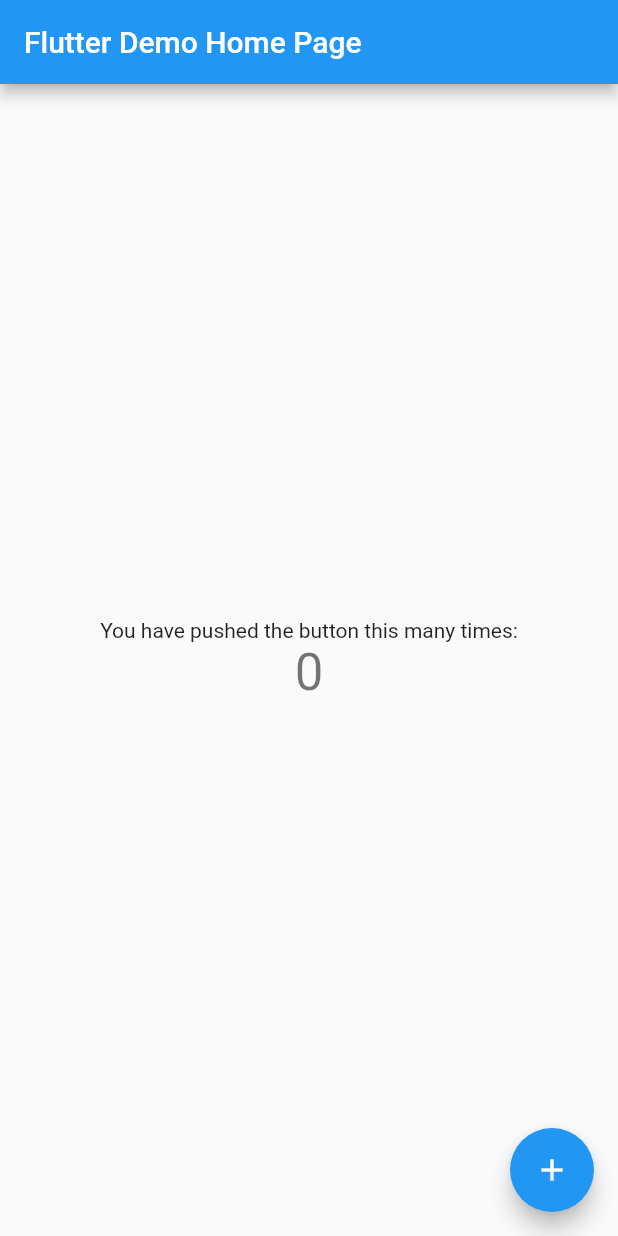
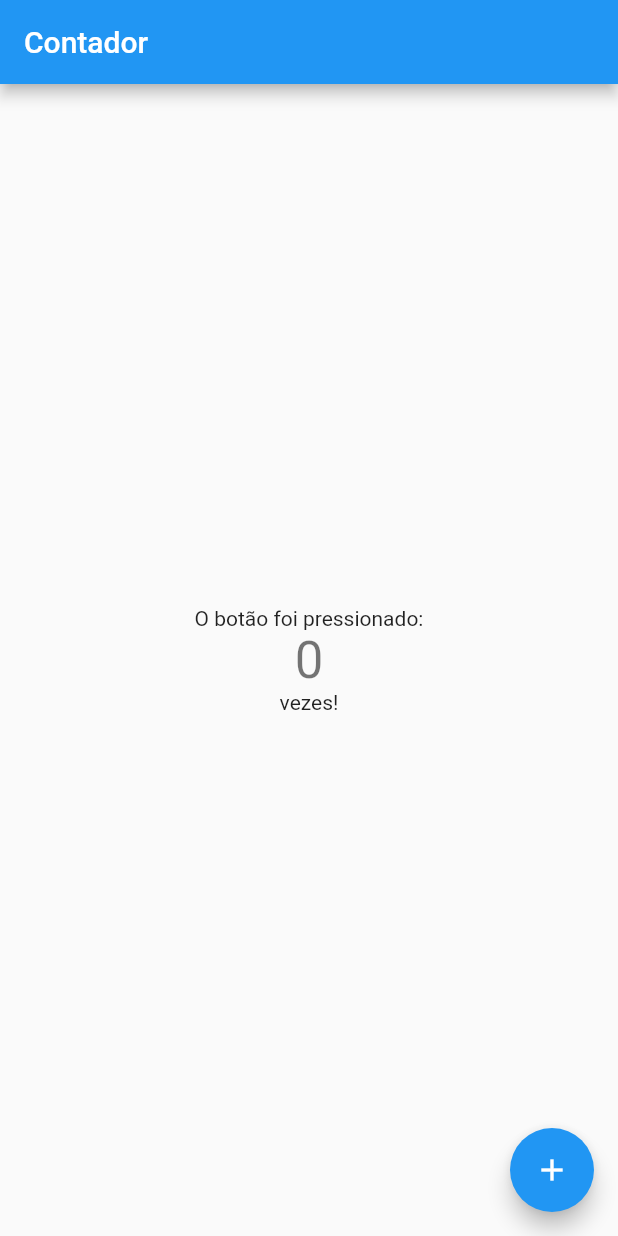
Before and after one commit to luis-paulo-tdo/estudo-flutter, a Flutter app: the screen it shows after launch, on a phone screen of 412 x 824 dp. Run offline on Flutter 3.47's test engine with Material 2 defaults, Android fonts, the phone set to English and light mode, and no system bars.

Commit message:
Alterando título e texto da aplicação.

```diff
--- a/projeto_perguntas/lib/main.dart
+++ b/projeto_perguntas/lib/main.dart
@@ -13,7 +13,7 @@ class MyApp extends StatelessWidget {
         primarySwatch: Colors.blue,
         visualDensity: VisualDensity.adaptivePlatformDensity,
       ),
-      home: MyHomePage(title: 'Flutter Demo Home Page'),
+      home: MyHomePage(title: 'Contador'),
     );
   }
 }
@@ -47,12 +47,13 @@ class _MyHomePageState extends State<MyHomePage> {
           mainAxisAlignment: MainAxisAlignment.center,
           children: <Widget>[
             Text(
-              'You have pushed the button this many times:',
+              'O botão foi pressionado:',
             ),
             Text(
               '$_counter',
               style: Theme.of(context).textTheme.headline4,
             ),
+            Text('vezes!')
           ],
         ),
       ),
```
